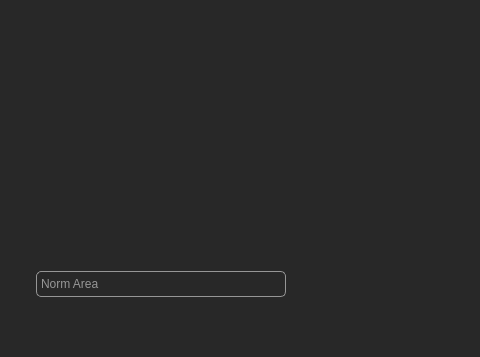
This is statistics.ui in MME-NTU-KhPI/MatViz3D as Qt 5 draws it before an edit; both pictures show x 0 to 480 and y 110 to 467 of the 1258 by 788 pixel window. The edited form follows.
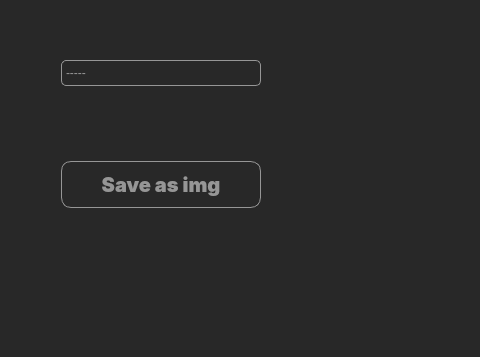
This is the edited form. Icons and pictures are not drawn.

Commit message: Change histogram building function

Patch:
```diff
--- a/statistics.ui
+++ b/statistics.ui
@@ -34,6 +34,12 @@
    </item>
    <item row="0" column="0">
     <widget class="QFrame" name="gridFrame">
+     <property name="minimumSize">
+      <size>
+       <width>150</width>
+       <height>0</height>
+      </size>
+     </property>
      <property name="maximumSize">
       <size>
        <width>300</width>
@@ -41,7 +47,77 @@
       </size>
      </property>
      <layout class="QGridLayout" name="gridLayout_2">
-      <item row="0" column="0">
+      <property name="spacing">
+       <number>7</number>
+      </property>
+      <item row="4" column="0">
+       <spacer name="verticalSpacer_2">
+        <property name="orientation">
+         <enum>Qt::Vertical</enum>
+        </property>
+        <property name="sizeType">
+         <enum>QSizePolicy::Fixed</enum>
+        </property>
+        <property name="sizeHint" stdset="0">
+         <size>
+          <width>20</width>
+          <height>450</height>
+         </size>
+        </property>
+       </spacer>
+      </item>
+      <item row="3" column="0">
+       <widget class="QPushButton" name="saveChartAsIMGButton">
+        <property name="minimumSize">
+         <size>
+          <width>150</width>
+          <height>0</height>
+         </size>
+        </property>
+        <property name="maximumSize">
+         <size>
+          <width>200</width>
+          <height>16777215</height>
+         </size>
+        </property>
+        <property name="styleSheet">
+         <string notr="true">padding: 10px 5px;
+
+border-radius: 10px;
+border: 1px solid #969696;
+background: #282828;
+
+color: rgba(150, 150, 150, 1);
+text-align: center;
+font-family: Inter;
+font-size: 20px;
+font-style: normal;
+font-weight: 700;
+line-height: normal;
+text-transform: uppercase;</string>
+        </property>
+        <property name="text">
+         <string>Save as img</string>
+        </property>
+       </widget>
+      </item>
+      <item row="2" column="0">
+       <spacer name="verticalSpacer">
+        <property name="orientation">
+         <enum>Qt::Vertical</enum>
+        </property>
+        <property name="sizeType">
+         <enum>QSizePolicy::Expanding</enum>
+        </property>
+        <property name="sizeHint" stdset="0">
+         <size>
+          <width>20</width>
+          <height>100</height>
+         </size>
+        </property>
+       </spacer>
+      </item>
+      <item row="1" column="0">
        <widget class="QComboBox" name="propertyBox">
         <property name="maximumSize">
          <size>
@@ -100,6 +176,11 @@
 }
 </string>
         </property>
+        <item>
+         <property name="text">
+          <string>-----</string>
+         </property>
+        </item>
         <item>
          <property name="text">
           <string>Norm Area</string>
@@ -127,6 +208,22 @@
         </item>
        </widget>
       </item>
+      <item row="0" column="0">
+       <spacer name="verticalSpacer_3">
+        <property name="orientation">
+         <enum>Qt::Vertical</enum>
+        </property>
+        <property name="sizeType">
+         <enum>QSizePolicy::Fixed</enum>
+        </property>
+        <property name="sizeHint" stdset="0">
+         <size>
+          <width>20</width>
+          <height>150</height>
+         </size>
+        </property>
+       </spacer>
+      </item>
      </layout>
     </widget>
    </item>
```
The commit also changes 2 other files.
